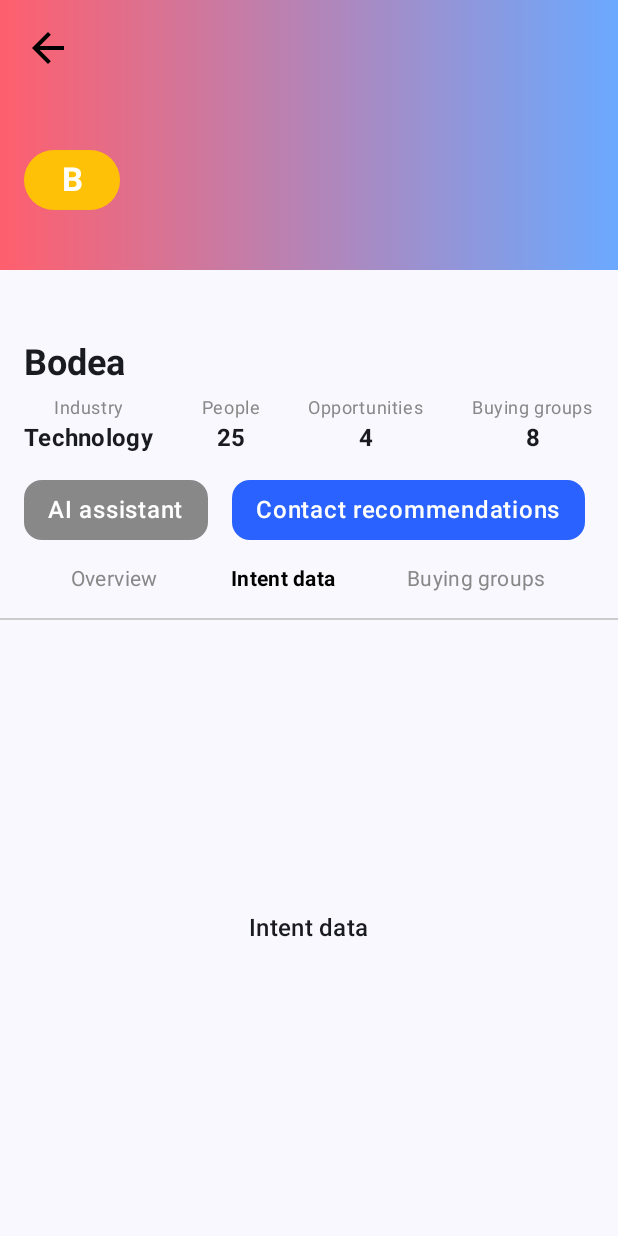
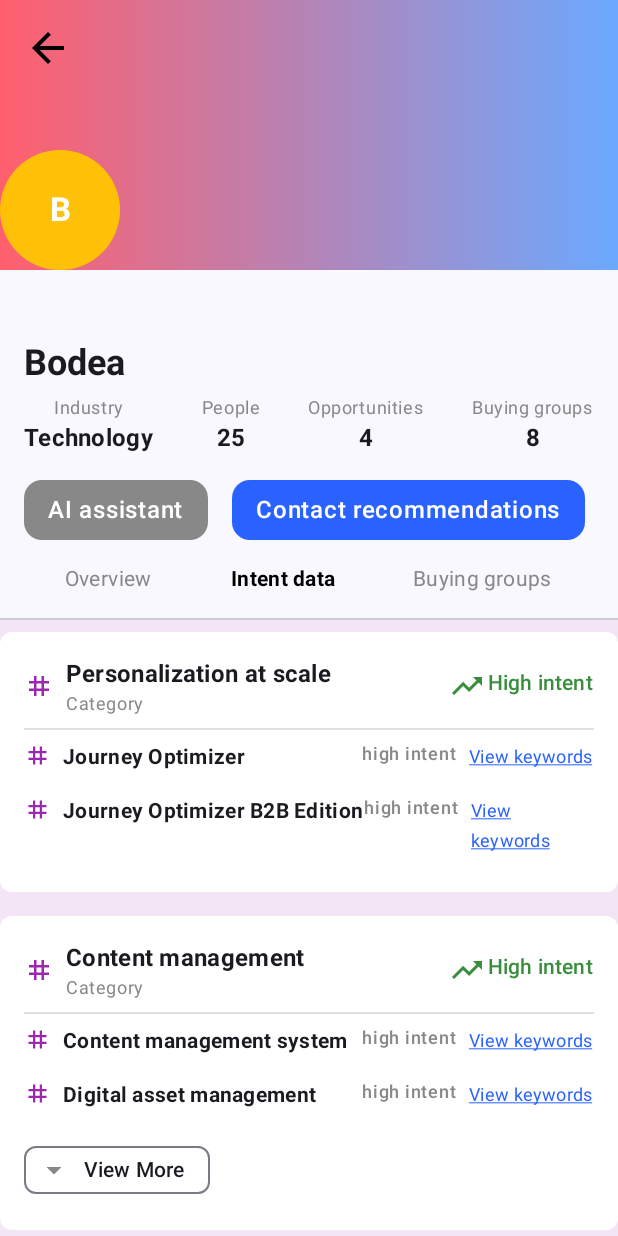
Before and after one commit to ishwetansh/gw-demo-app, an Android app built with Jetpack Compose: the composable AccountDetailScreen shown on its own in the app's theme, after a tap on "Intent data", on a phone screen of 412 x 824 dp. Run offline under Robolectric (Android 15) with nearby library versions, the phone set to English and light mode, and no system bars.

Commit message:
Added intent item

```diff
--- a/app/src/main/java/com/example/gw_ajo_b2b/components/AccountScreen.kt
+++ b/app/src/main/java/com/example/gw_ajo_b2b/components/AccountScreen.kt
@@ -15,6 +15,9 @@ import androidx.compose.ui.graphics.Color
 import androidx.compose.ui.text.font.FontWeight
 import androidx.compose.ui.unit.dp
 import androidx.compose.ui.unit.sp
+import com.example.app.components.IntentCategory
+import com.example.app.components.IntentItem
+import com.example.app.components.IntentListScreen
 
 @Composable
 fun AccountDetailScreen() {
@@ -31,9 +34,38 @@ fun AccountDetailScreen() {
             onTabSelected = { selectedTab = it }
         )
 
+        val mockCategories = listOf(
+            IntentCategory(
+                title = "Personalization at scale",
+                subtitle = "Category",
+                items = listOf(
+                    IntentItem("Journey Optimizer", "high intent"),
+                    IntentItem("Journey Optimizer B2B Edition", "high intent")
+                )
+            ),
+            IntentCategory(
+                title = "Content management",
+                subtitle = "Category",
+                items = listOf(
+                    IntentItem("Content management system", "high intent"),
+                    IntentItem("Digital asset management", "high intent"),
+                    IntentItem("Asset Management Tools", "medium intent")
+                )
+            ),
+            IntentCategory(
+                title = "B2B marketing",
+                subtitle = "Category",
+                items = listOf(
+                    IntentItem("Account Based Marketing", "high intent"),
+                    IntentItem("B2B Data Analytics", "high intent")
+                )
+            )
+        )
+
+
         when (selectedTab) {
             0 -> OverviewContent()
-            1 -> PlaceholderScreen("Intent data")
+            1 -> IntentListScreen(categories = mockCategories)
             2 -> PlaceholderScreen("Buying groups")
         }
     }
@@ -66,7 +98,6 @@ fun GradientHeader() {
             modifier = Modifier
                 .size(80.dp)
                 .align(Alignment.BottomStart)
-                .padding(start = 16.dp, bottom = 40.dp)
         )
     }
 }
@@ -125,16 +156,17 @@ fun SegmentedControl(tabs: List<String>, selectedTab: Int, onTabSelected: (Int)
         horizontalArrangement = Arrangement.SpaceEvenly
     ) {
         tabs.forEachIndexed { index, title ->
+            Box(modifier = Modifier
+                .padding(vertical = 8.dp, horizontal = 8.dp)
+                .clickable { onTabSelected(index) }) {
                 Text(
                     text = title,
                     color = if (selectedTab == index) Color.Black else Color.Gray,
                     style = MaterialTheme.typography.bodyMedium.copy(
                         fontWeight = if (selectedTab == index) FontWeight.Bold else FontWeight.Normal
-                ),
-                modifier = Modifier
-                    .padding(vertical = 8.dp)
-                    .clickable { onTabSelected(index) }
                     )
+                )
+            }
         }
     }
     Divider(color = Color.LightGray, thickness = 1.dp)
--- /dev/null
+++ b/app/src/main/java/com/example/gw_ajo_b2b/components/IntentItem.kt
@@ -0,0 +1,218 @@
+package com.example.app.components
+
+import androidx.compose.animation.animateContentSize
+import androidx.compose.foundation.*
+import androidx.compose.foundation.layout.*
+import androidx.compose.foundation.shape.RoundedCornerShape
+import androidx.compose.material.icons.Icons
+import androidx.compose.material.icons.filled.ArrowDropDown
+import androidx.compose.material.icons.filled.ArrowDropUp
+import androidx.compose.material.icons.filled.Tag
+import androidx.compose.material.icons.filled.TrendingUp
+import androidx.compose.material3.*
+import androidx.compose.runtime.*
+import androidx.compose.ui.*
+import androidx.compose.ui.graphics.Color
+import androidx.compose.ui.text.font.FontWeight
+import androidx.compose.ui.text.style.TextAlign
+import androidx.compose.ui.text.style.TextDecoration
+import androidx.compose.ui.unit.dp
+import androidx.compose.ui.unit.sp
+import androidx.compose.ui.tooling.preview.Preview
+
+data class IntentCategory(
+    val title: String,
+    val subtitle: String,
+    val items: List<IntentItem>
+)
+
+data class IntentItem(
+    val title: String,
+    val intentLevel: String
+)
+
+@Composable
+fun IntentCategoryItem(category: IntentCategory) {
+    var isExpanded by remember { mutableStateOf(false) }
+
+    Column(
+        modifier = Modifier
+            .fillMaxWidth()
+            .background(Color(0xFFF3E5F5))
+            .padding(vertical = 8.dp)
+    ) {
+        Column(
+            modifier = Modifier
+                .fillMaxWidth()
+                .background(Color.White, RoundedCornerShape(8.dp))
+                .padding(16.dp)
+                .animateContentSize()
+        ) {
+            Row(
+                verticalAlignment = Alignment.CenterVertically,
+                horizontalArrangement = Arrangement.SpaceBetween,
+                modifier = Modifier.fillMaxWidth()
+            ) {
+                Row(verticalAlignment = Alignment.CenterVertically) {
+                    Icon(
+                        imageVector = Icons.Default.Tag,
+                        contentDescription = "Category Icon",
+                        tint = Color(0xFF9C27B0), // Purple
+                        modifier = Modifier.size(20.dp)
+                    )
+                    Spacer(modifier = Modifier.width(8.dp))
+                    Column {
+                        Text(
+                            text = category.title,
+                            style = MaterialTheme.typography.titleMedium.copy(
+                                fontWeight = FontWeight.Bold,
+                                fontSize = 16.sp
+                            )
+                        )
+                        Text(
+                            text = category.subtitle,
+                            style = MaterialTheme.typography.bodySmall.copy(
+                                color = Color.Gray,
+                                fontSize = 12.sp
+                            )
+                        )
+                    }
+                }
+                Row {
+                    Icon(
+                        imageVector = Icons.Default.TrendingUp,
+                        contentDescription = null,
+                        tint = Color(0xFF388E3C)
+                    )
+                    Spacer(modifier = Modifier.width(2.dp))
+                    Text(
+                        text = "High intent",
+                        style = MaterialTheme.typography.labelLarge.copy(
+                            color = Color(0xFF388E3C),
+                            fontWeight = FontWeight.Medium
+                        )
+                    )
+                }
+            }
+
+            Spacer(modifier = Modifier.height(8.dp))
+            Divider(color = Color.LightGray.copy(alpha = 0.6f), thickness = 1.dp)
+
+            val displayedItems = if (isExpanded) category.items else category.items.take(2)
+            displayedItems.forEach { item ->
+                IntentItemRow(item = item)
+            }
+
+            if (category.items.size > 2) {
+                Spacer(modifier = Modifier.height(8.dp))
+                AssistChip(
+                    onClick = { isExpanded = !isExpanded },
+                label = {
+                    Text(text = "View More")
+                },
+                enabled = true,
+                leadingIcon =  {
+                    Icon(
+                        imageVector = if (isExpanded) Icons.Default.ArrowDropUp else Icons.Default.ArrowDropDown,
+                        contentDescription = "Expand/Collapse",
+                        tint = Color.Gray,
+                    )
+                },
+                shape = AssistChipDefaults.shape,
+                )
+            }
+        }
+    }
+}
+
+@Composable
+fun IntentItemRow(item: IntentItem) {
+    Row(
+        modifier = Modifier
+            .fillMaxWidth()
+            .padding(vertical = 8.dp),
+        horizontalArrangement = Arrangement.SpaceBetween
+    ) {
+        Row {
+            Icon(
+                imageVector = Icons.Default.Tag,
+                contentDescription = "Intent Item",
+                tint = Color(0xFF9C27B0),
+                modifier = Modifier.size(18.dp)
+            )
+            Spacer(modifier = Modifier.width(8.dp))
+            Text(
+                text = item.title,
+                style = MaterialTheme.typography.bodyMedium.copy(
+                    fontWeight = FontWeight.Bold,
+                    fontSize = 14.sp
+                )
+            )
+        }
+        Row {
+            Text(
+                text = item.intentLevel,
+                style = MaterialTheme.typography.labelSmall.copy(
+                    color = Color.Gray,
+                    fontSize = 12.sp
+                )
+            )
+            Spacer(modifier = Modifier.width(8.dp))
+            Text(
+                text = "View keywords",
+                style = MaterialTheme.typography.bodyMedium.copy(
+                    color = Color(0xFF2962FF),
+                    textDecoration = TextDecoration.Underline,
+                    fontSize = 12.sp
+                )
+            )
+        }
+    }
+}
+
+@Composable
+fun IntentListScreen(categories: List<IntentCategory>) {
+    Column(
+        modifier = Modifier
+            .fillMaxSize()
+            .verticalScroll(rememberScrollState())
+            .background(Color(0xFFF3E5F5))
+    ) {
+        categories.forEach { category ->
+            IntentCategoryItem(category)
+        }
+    }
+}
+
+@Preview(showBackground = true)
+@Composable
+fun IntentListPreview() {
+    val mockCategories = listOf(
+        IntentCategory(
+            title = "Personalization at scale",
+            subtitle = "Category",
+            items = listOf(
+                IntentItem("Journey Optimizer", "high intent"),
+                IntentItem("Journey Optimizer B2B Edition", "high intent")
+            )
+        ),
+        IntentCategory(
+            title = "Content management",
+            subtitle = "Category",
+            items = listOf(
+                IntentItem("Content management system", "high intent"),
+                IntentItem("Digital asset management", "high intent"),
+                IntentItem("Asset Management Tools", "medium intent")
+            )
+        ),
+        IntentCategory(
+            title = "B2B marketing",
+            subtitle = "Category",
+            items = listOf(
+                IntentItem("Account Based Marketing", "high intent"),
+                IntentItem("B2B Data Analytics", "high intent")
+            )
+        )
+    )
+    IntentListScreen(categories = mockCategories)
+}
```
Lines whose indentation alone changed are shown as unchanged.
